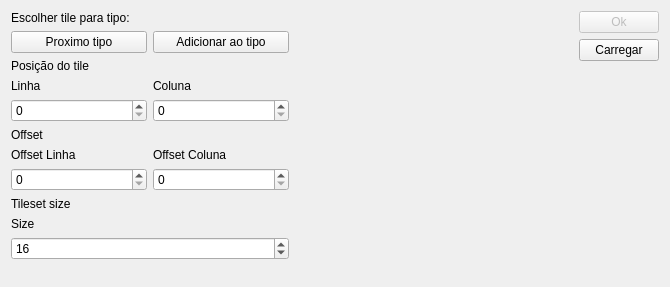
angelorodem/PokeWorldGen-Qt, file PokeWorldGen-Qt/tilepicker.ui: the form before one commit.
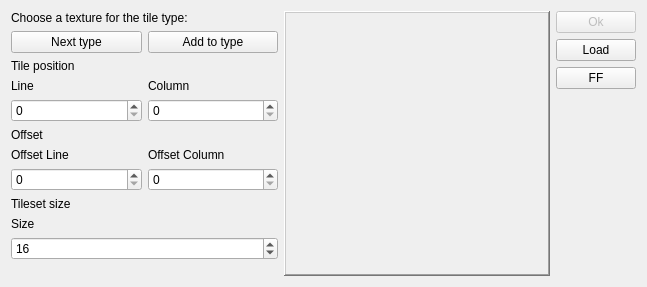
The form after the commit.

Patch:
```diff
--- a/PokeWorldGen-Qt/tilepicker.ui
+++ b/PokeWorldGen-Qt/tilepicker.ui
@@ -6,10 +6,22 @@
    <rect>
     <x>0</x>
     <y>0</y>
-    <width>670</width>
+    <width>647</width>
     <height>287</height>
    </rect>
   </property>
+  <property name="minimumSize">
+   <size>
+    <width>647</width>
+    <height>287</height>
+   </size>
+  </property>
+  <property name="maximumSize">
+   <size>
+    <width>647</width>
+    <height>287</height>
+   </size>
+  </property>
   <property name="windowTitle">
    <string>TilePicker</string>
   </property>
@@ -25,7 +37,7 @@
            <item>
             <widget class="QLabel" name="label_2">
              <property name="text">
-              <string>Escolher tile para tipo:</string>
+              <string>Choose a texture for the tile type:</string>
              </property>
             </widget>
            </item>
@@ -43,14 +55,14 @@
            <item>
             <widget class="QPushButton" name="proximo_but">
              <property name="text">
-              <string>Proximo tipo</string>
+              <string>Next type</string>
              </property>
             </widget>
            </item>
            <item>
             <widget class="QPushButton" name="add_but">
              <property name="text">
-              <string>Adicionar ao tipo</string>
+              <string>Add to type</string>
              </property>
             </widget>
            </item>
@@ -59,7 +71,7 @@
          <item>
           <widget class="QLabel" name="label_5">
            <property name="text">
-            <string>Posição do tile</string>
+            <string>Tile position</string>
            </property>
           </widget>
          </item>
@@ -70,7 +82,7 @@
              <item>
               <widget class="QLabel" name="label_3">
                <property name="text">
-                <string>Linha</string>
+                <string>Line</string>
                </property>
               </widget>
              </item>
@@ -88,7 +100,7 @@
              <item>
               <widget class="QLabel" name="label_4">
                <property name="text">
-                <string>Coluna</string>
+                <string>Column</string>
                </property>
               </widget>
              </item>
@@ -117,7 +129,7 @@
              <item>
               <widget class="QLabel" name="label_7">
                <property name="text">
-                <string>Offset Linha</string>
+                <string>Offset Line</string>
                </property>
               </widget>
              </item>
@@ -131,7 +143,7 @@
              <item>
               <widget class="QLabel" name="label_8">
                <property name="text">
-                <string>Offset Coluna</string>
+                <string>Offset Column</string>
                </property>
               </widget>
              </item>
@@ -194,6 +206,12 @@
        </item>
        <item>
         <widget class="QLabel" name="img_tile">
+         <property name="frameShape">
+          <enum>QFrame::WinPanel</enum>
+         </property>
+         <property name="frameShadow">
+          <enum>QFrame::Raised</enum>
+         </property>
          <property name="text">
           <string/>
          </property>
@@ -216,7 +234,14 @@
        <item>
         <widget class="QPushButton" name="load_but">
          <property name="text">
-          <string>Carregar</string>
+          <string>Load</string>
+         </property>
+        </widget>
+       </item>
+       <item>
+        <widget class="QPushButton" name="pushButton">
+         <property name="text">
+          <string>FF</string>
          </property>
         </widget>
        </item>
```
